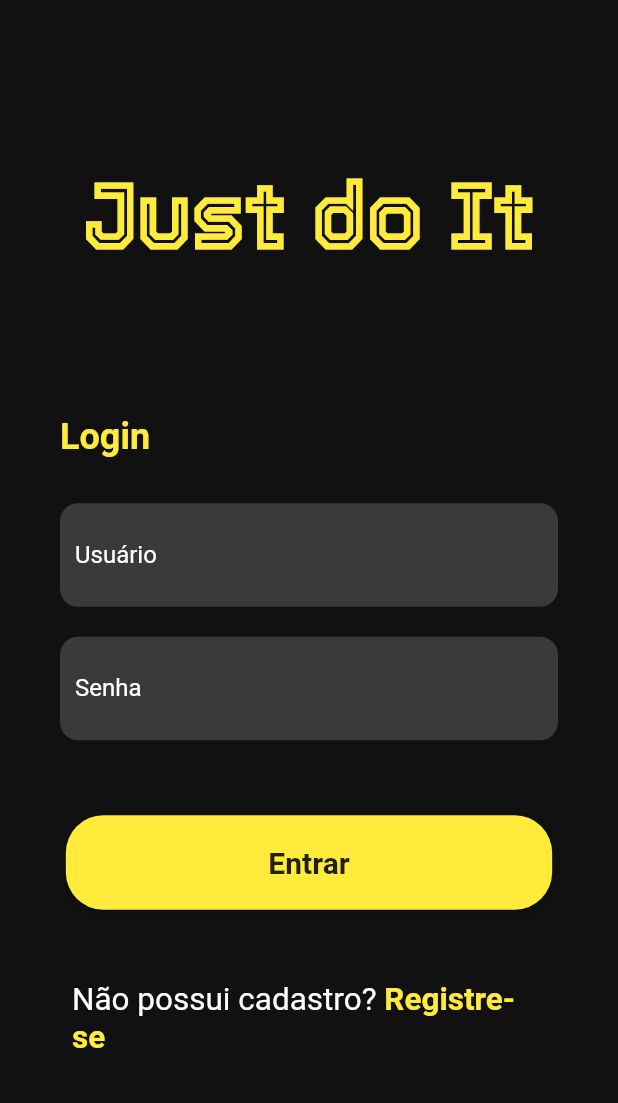
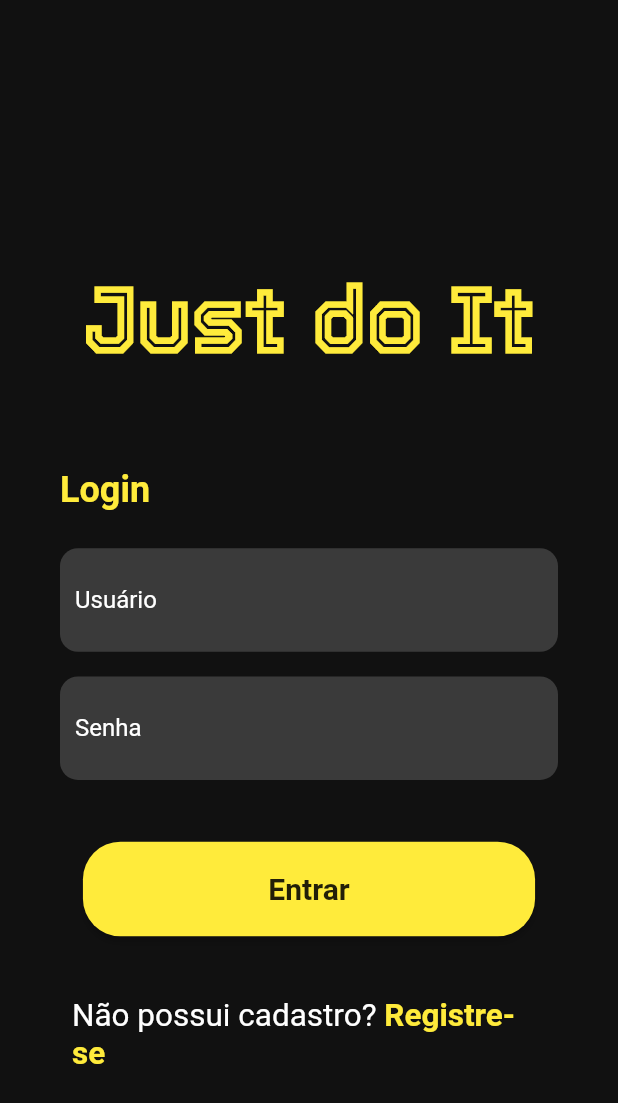
Before and after one commit to Pareidollya/project-mobile, a Flutter app: the screen it shows after launch, on a phone screen of 412 x 824 dp. Shown: the top 1103 px of the screen. Run offline on Flutter 3.47's test engine with Material 2 defaults, Android fonts, the phone set to English and light mode, and no system bars; our stand-ins replace cloud_firestore, firebase_core; accounts and stored records are empty.

Commit message:
fix bugs

```diff
--- a/app/lib/pages/login.dart
+++ b/app/lib/pages/login.dart
@@ -1,8 +1,8 @@
+import 'package:flutter/material.dart';
+import 'package:provider/provider.dart';
 import 'package:app/model/user.dart';
 import 'package:app/providers/user_provider.dart';
 import 'package:app/services/user_service.dart';
-import 'package:flutter/material.dart';
-import 'package:provider/provider.dart';
 import 'package:app/widgets/input_large.dart';
 
 class LoginPage extends StatefulWidget {
@@ -21,9 +21,7 @@ class _LoginPageState extends State<LoginPage> {
         _userController.text,
         _passwordController.text,
       );
-      print("Usuário logado com sucesso");
       Provider.of<UserProvider>(context, listen: false).setUser(user);
-
       Navigator.pushNamed(context, '/home');
     } catch (e) {
       ScaffoldMessenger.of(context).showSnackBar(
@@ -34,24 +32,37 @@ class _LoginPageState extends State<LoginPage> {
 
   @override
   Widget build(BuildContext context) {
+    final screenSize = MediaQuery.of(context).size;
+
     return Scaffold(
       backgroundColor: const Color.fromARGB(255, 17, 17, 17),
-      body: Padding(
+      body: SingleChildScrollView(
+        child: Padding(
           padding: const EdgeInsets.all(40.0),
+          child: ConstrainedBox(
+            constraints: BoxConstraints(
+              minHeight: screenSize.height,
+            ),
+            child: IntrinsicHeight(
               child: Column(
                 mainAxisAlignment: MainAxisAlignment.center,
                 children: [
-            const Text(
+                  Flexible(
+                    child: FittedBox(
+                      fit: BoxFit.fitWidth,
+                      child: Text(
                         "Just do It",
                         style: TextStyle(
                           color: Colors.yellow,
-                fontSize: 60,
                           fontWeight: FontWeight.bold,
                           fontFamily: 'Tourney',
+                          fontSize: 60
                         ),
                       ),
-            const SizedBox(height: 100),
-            const Align(
+                    ),
+                  ),
+                  SizedBox(height: screenSize.height * 0.08),
+                  Align(
                     alignment: Alignment.centerLeft,
                     child: Text(
                       "Login",
@@ -62,21 +73,21 @@ class _LoginPageState extends State<LoginPage> {
                       ),
                     ),
                   ),
-            const SizedBox(height: 30),
+                  SizedBox(height: screenSize.height * 0.03),
                   InputLarge(labelText: "Usuário", controller: _userController),
-            const SizedBox(height: 20),
+                  SizedBox(height: screenSize.height * 0.02),
                   InputLarge(
                     labelText: "Senha",
                     obscureText: true,
                     controller: _passwordController,
                   ),
-            const SizedBox(height: 50),
+                  SizedBox(height: screenSize.height * 0.05),
                   ElevatedButton(
                     onPressed: _handleLogin,
                     style: ElevatedButton.styleFrom(
                       backgroundColor: Colors.yellow,
                       foregroundColor: Colors.black,
-                padding: const EdgeInsets.symmetric(horizontal: 135, vertical: 20),
+                      padding: EdgeInsets.symmetric(horizontal: screenSize.width * 0.3, vertical: 20),
                       shape: RoundedRectangleBorder(
                         borderRadius: BorderRadius.circular(25.0),
                       ),
@@ -90,13 +101,13 @@ class _LoginPageState extends State<LoginPage> {
                       ),
                     ),
                   ),
-            const SizedBox(height: 40),
+                  SizedBox(height: screenSize.height * 0.04),
                   TextButton(
                     onPressed: () {
                       Navigator.pushNamed(context, '/register');
                     },
                     child: RichText(
-                text: const TextSpan(
+                      text: TextSpan(
                         text: 'Não possui cadastro? ',
                         style: TextStyle(color: Colors.white, fontSize: 21),
                         children: <TextSpan>[
@@ -115,6 +126,9 @@ class _LoginPageState extends State<LoginPage> {
                 ],
               ),
             ),
+          ),
+        ),
+      ),
     );
   }
 
--- a/app/lib/providers/tasks_provider.dart
+++ b/app/lib/providers/tasks_provider.dart
@@ -10,7 +10,7 @@ class TaskProvider extends ChangeNotifier {
   List<Task> get tasks => _tasks;
 
   void createTask(Task task) async {
-    await _taskService.createTask(task);
+    task.id = await _taskService.createTask(task);
     _tasks.add(task);
     notifyListeners();
   }
--- a/app/lib/services/task_service.dart
+++ b/app/lib/services/task_service.dart
@@ -4,7 +4,7 @@ import 'package:cloud_firestore/cloud_firestore.dart';
 class TaskService {
   final FirebaseFirestore _firestore = FirebaseFirestore.instance;
 
-  Future<void> createTask(Task task) async {
+  Future<String> createTask(Task task) async {
     DocumentReference docRef = _firestore.collection('tasks').doc();
     await docRef.set({
       'id': docRef.id,
@@ -14,6 +14,7 @@ class TaskService {
       'completed': task.completed,
       'user_id': task.userId,
     });
+    return docRef.id;
   }
 
   Future<List<Task>> getTasks(String userId) async {
```
Also changed, not shown: app/lib/pages/home.dart (+14 -26 lines), app/lib/widgets/create_task.dart (+7 -7 lines), app/lib/widgets/create_task_screen.dart (deleted, +0 -118 lines), app/lib/widgets/edit_task.dart (+14 -9 lines). Lines whose indentation alone changed are shown as unchanged.
